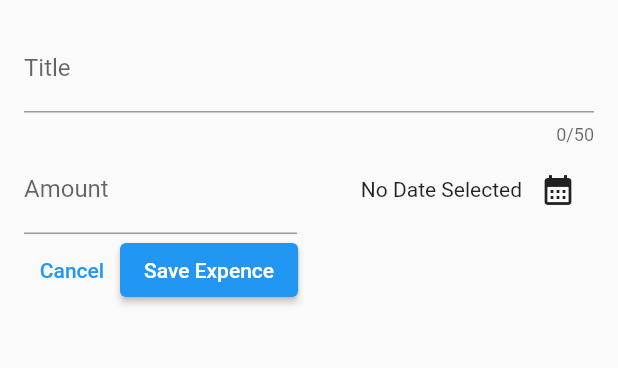
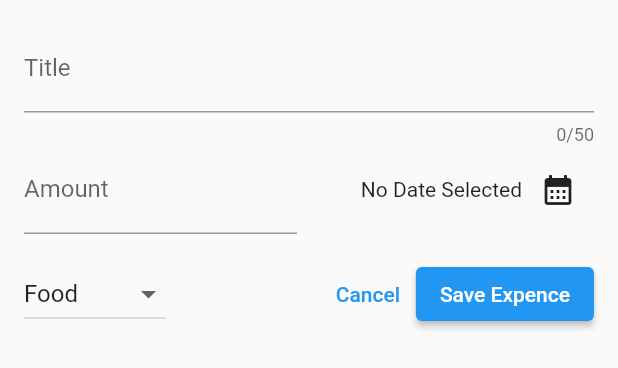
Before and after one commit to AslamJiffry/pet, a Flutter app: the AddExpence widget shown alone on an empty page, opened directly, on a phone screen of 412 x 824 dp. Shown: the top 368 px of the screen. Run offline on Flutter 3.47's test engine with Material 2 defaults, Android fonts, the phone set to English and light mode, and no system bars.

Commit message:
Category Dropdown Added

```diff
--- /dev/null
+++ b/lib/src/extentions/category_extension.dart
@@ -0,0 +1,8 @@
+import '../enums/category_enum.dart';
+
+extension CategoryExtension on Category {
+  String get categoryname {
+    final words = toString().split('.').last;
+    return '${words[0].toUpperCase()}${words.substring(1)}';
+  }
+}
--- a/lib/src/widgets/add_expence.dart
+++ b/lib/src/widgets/add_expence.dart
@@ -1,4 +1,6 @@
 import 'package:flutter/material.dart';
+import 'package:pet/src/enums/category_enum.dart';
+import 'package:pet/src/extentions/category_extension.dart';
 import 'package:pet/src/models/expence.dart';
 
 class AddExpence extends StatefulWidget {
@@ -14,6 +16,7 @@ class _AddExpenseState extends State<AddExpence> {
   final _titleController = TextEditingController();
   final _amountController = TextEditingController();
   DateTime? _selectedDateVar;
+  Category _selectedCategory = Category.food;
 
   @override
   void dispose() {
@@ -85,8 +88,33 @@ class _AddExpenseState extends State<AddExpence> {
               )),
             ],
           ),
+          const SizedBox(
+            height: 16,
+          ),
           Row(
             children: [
+              DropdownButton(
+                value: _selectedCategory,
+                items: Category.values
+                    .map(
+                      (category) => DropdownMenuItem(
+                        value: category,
+                        child: Text(
+                          category.categoryname,
+                        ),
+                      ),
+                    )
+                    .toList(),
+                onChanged: (value) {
+                  if (value == null) {
+                    return;
+                  }
+                  setState(() {
+                    _selectedCategory = value;
+                  });
+                },
+              ),
+              const Spacer(),
               TextButton(
                 onPressed: () {
                   Navigator.pop(context);
```
